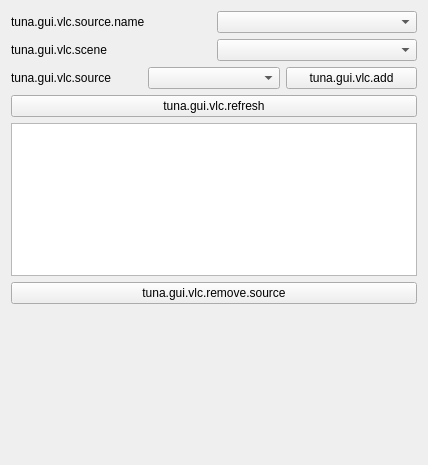
First picture: the form in src/gui/widgets/vlc.ui, repository univrsal/tuna, before the edit.
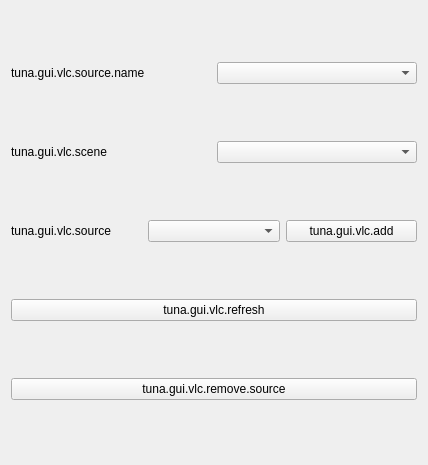
Second picture: the form after the edit.

Commit message: VLC Source: Allow reordering of sources

```diff
--- a/src/gui/widgets/vlc.ui
+++ b/src/gui/widgets/vlc.ui
@@ -76,13 +76,6 @@
      </property>
     </widget>
    </item>
-   <item>
-    <widget class="QListWidget" name="source_list">
-     <property name="dragDropMode">
-      <enum>QAbstractItemView::InternalMove</enum>
-     </property>
-    </widget>
-   </item>
    <item>
     <widget class="QPushButton" name="btn_remove_source">
      <property name="text">
@@ -90,19 +83,6 @@
      </property>
     </widget>
    </item>
-   <item>
-    <spacer name="verticalSpacer_4">
-     <property name="orientation">
-      <enum>Qt::Vertical</enum>
-     </property>
-     <property name="sizeHint" stdset="0">
-      <size>
-       <width>20</width>
-       <height>189</height>
-      </size>
-     </property>
-    </spacer>
-   </item>
   </layout>
  </widget>
  <resources/>
```
The commit also changes 4 other files.
